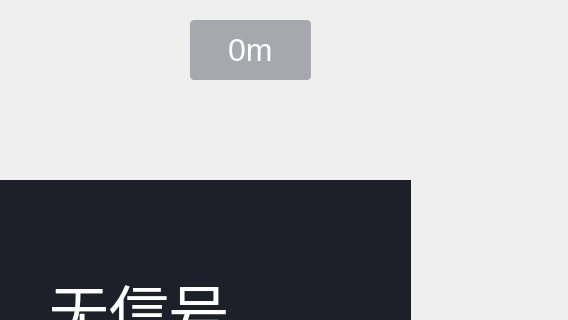
Old version of the form mainwidget.ui in the repository wyc15002105071/Recorder; both pictures show x 250 to 818 and y 0 to 320 of the 818 by 581 pixel window.
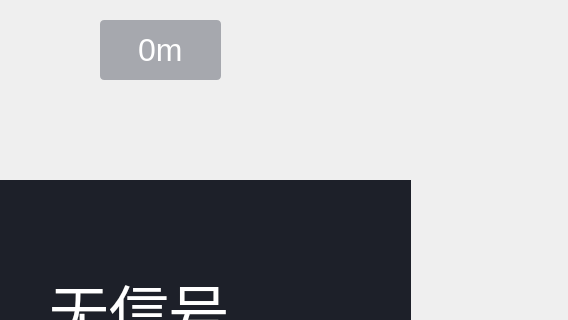
New version of the form. Icons and pictures are not drawn.

```diff
--- a/mainwidget.ui
+++ b/mainwidget.ui
@@ -155,9 +155,12 @@
       <property name="orientation">
        <enum>Qt::Horizontal</enum>
       </property>
+      <property name="sizeType">
+       <enum>QSizePolicy::Preferred</enum>
+      </property>
       <property name="sizeHint" stdset="0">
        <size>
-        <width>40</width>
+        <width>20</width>
         <height>20</height>
        </size>
       </property>
```
